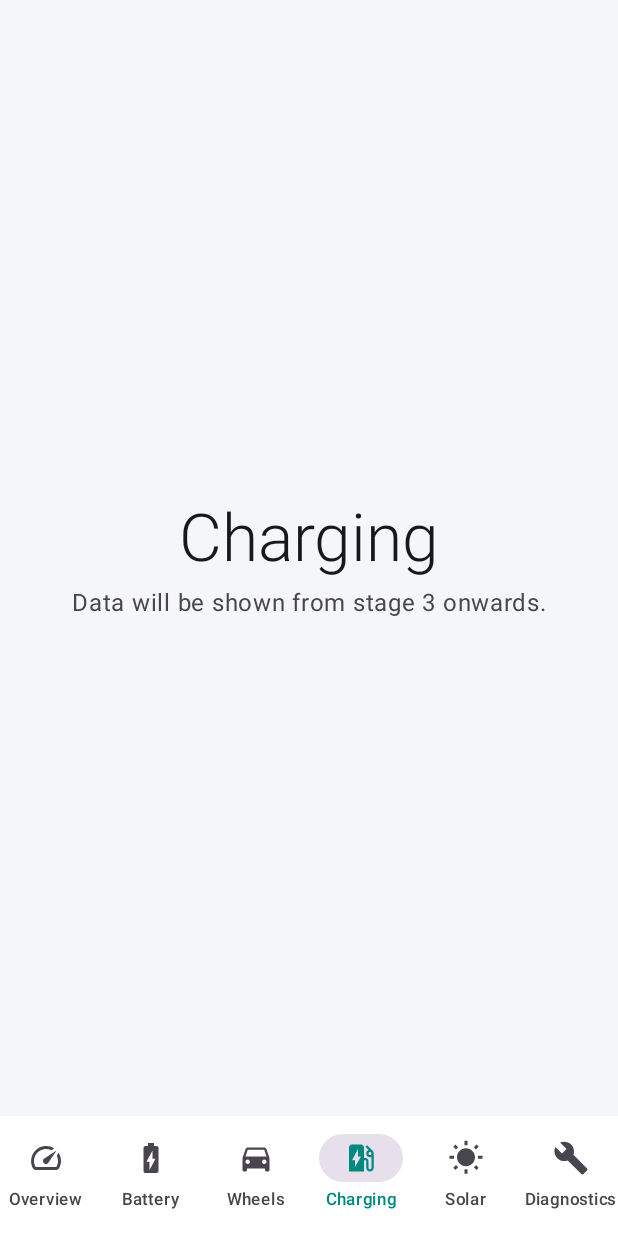
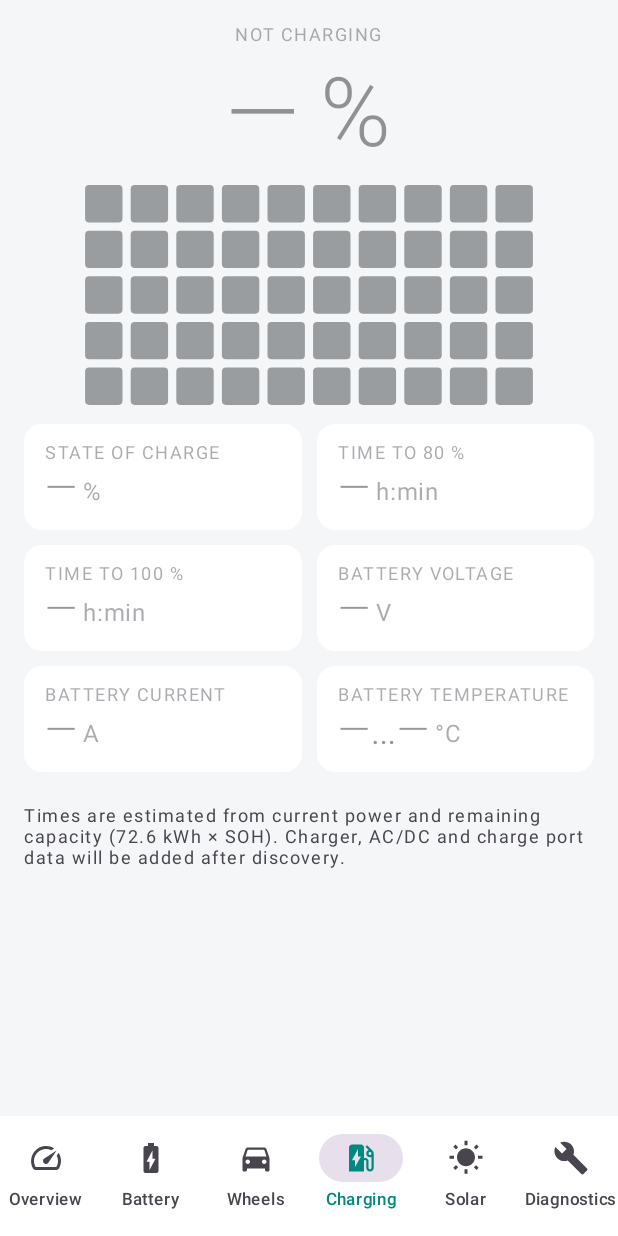
Before and after one commit to eplik82/Ioniq5_app, an Android app built with Jetpack Compose: the screen it shows after launch (MainActivity), item 4 of the bottom bar chosen, on a phone screen of 412 x 824 dp. Run offline under Robolectric (Android 15) with nearby library versions, the phone set to English and light mode, and no system bars.

Commit message:
Charging and solar screens, charge session tracking, speed from motor rpm
- Charging: power, SOC, ETA to 80/100 % from power and 72.6 kWh x SOH,
  voltage/current/temperatures, current or last session (energy from BMS
  cumulative counter, duration, SOC change)
- Solar: panel voltage (candidate), ICCU HV voltage; power and total
  energy marked as not found yet
- Speed calculated from rear motor rpm (verified 8766 rpm ~ 114 km/h)

Co-Authored-By: Claude Opus 5.5 <noreply@anthropic.com>
Claude-Session: https://claude.ai/code/session_01M9Xar97AQkJ9rGqLFBecq9

```diff
--- a/app/src/main/java/com/eplik/ioniq5/connection/ConnectionManager.kt
+++ b/app/src/main/java/com/eplik/ioniq5/connection/ConnectionManager.kt
@@ -6,6 +6,8 @@ import com.eplik.ioniq5.ble.FoundDevice
 import com.eplik.ioniq5.core.elm.Elm327
 import com.eplik.ioniq5.core.elm.TrafficEntry
 import com.eplik.ioniq5.core.pid.Ioniq5Pids
+import com.eplik.ioniq5.core.poll.ChargeSession
+import com.eplik.ioniq5.core.poll.ChargeSessionTracker
 import com.eplik.ioniq5.core.poll.Poller
 import com.eplik.ioniq5.core.poll.Readings
 import com.eplik.ioniq5.core.transport.Transport
@@ -41,6 +43,10 @@ class ConnectionManager(
     /** Viimased näidud; jäävad alles ka pärast ühenduse katkemist (UI näitab neid aegununa). */
     private val _readings = MutableStateFlow<Readings>(emptyMap())
     val readings: StateFlow<Readings> = _readings.asStateFlow()
+
+    private val chargeTracker = ChargeSessionTracker()
+    private val _chargeSession = MutableStateFlow<ChargeSession?>(null)
+    val chargeSession: StateFlow<ChargeSession?> = _chargeSession.asStateFlow()
 
     private var poller: Poller? = null
     private var pollJob: Job? = null
@@ -103,7 +109,12 @@ class ConnectionManager(
         val newPoller = Poller(driver, Ioniq5Pids.ALL)
         poller = newPoller
         pollJob = scope.launch {
-            launch { newPoller.readings.collect { latest -> _readings.update { it + latest } } }
+            launch {
+                newPoller.readings.collect { latest ->
+                    _readings.update { it + latest }
+                    _chargeSession.value = chargeTracker.update(_readings.value, System.currentTimeMillis())
+                }
+            }
             newPoller.run()
         }
     }
--- a/app/src/main/java/com/eplik/ioniq5/ui/Ioniq5App.kt
+++ b/app/src/main/java/com/eplik/ioniq5/ui/Ioniq5App.kt
@@ -29,7 +29,9 @@ import com.eplik.ioniq5.Ioniq5Application
 import com.eplik.ioniq5.ui.diagnostics.DiagnosticsScreen
 import com.eplik.ioniq5.ui.screens.AxlesScreen
 import com.eplik.ioniq5.ui.screens.BatteryScreen
+import com.eplik.ioniq5.ui.screens.ChargingScreen
 import com.eplik.ioniq5.ui.screens.ConnectionScreen
+import com.eplik.ioniq5.ui.screens.SolarScreen
 import androidx.compose.ui.res.stringResource
 import androidx.compose.ui.text.style.TextOverflow
 import com.eplik.ioniq5.R
@@ -50,6 +52,7 @@ fun Ioniq5App() {
     val connection = (LocalContext.current.applicationContext as Ioniq5Application).connection
     val status by connection.status.collectAsStateWithLifecycle()
     val readings by connection.readings.collectAsStateWithLifecycle()
+    val chargeSession by connection.chargeSession.collectAsStateWithLifecycle()
     var selected by rememberSaveable { mutableStateOf(Tab.OVERVIEW) }
     var showConnection by rememberSaveable { mutableStateOf(false) }
     Scaffold(
@@ -89,6 +92,8 @@ fun Ioniq5App() {
             selected == Tab.OVERVIEW -> OverviewScreen(status, readings, onConnectionClick = { showConnection = true }, modifier = modifier)
             selected == Tab.BATTERY -> BatteryScreen(readings, modifier)
             selected == Tab.AXLES -> AxlesScreen(readings, modifier)
+            selected == Tab.CHARGING -> ChargingScreen(readings, chargeSession, modifier)
+            selected == Tab.SOLAR -> SolarScreen(readings, modifier)
             selected == Tab.DIAGNOSTICS -> DiagnosticsScreen(onConnectionClick = { showConnection = true }, modifier = modifier)
             else -> PlaceholderScreen(stringResource(selected.label), selected.stage, modifier)
         }
--- a/app/src/main/java/com/eplik/ioniq5/ui/screens/AxlesScreen.kt
+++ b/app/src/main/java/com/eplik/ioniq5/ui/screens/AxlesScreen.kt
@@ -31,6 +31,7 @@ import androidx.compose.ui.unit.dp
 import com.eplik.ioniq5.R
 import com.eplik.ioniq5.core.pid.Ioniq5Pids as P
 import com.eplik.ioniq5.core.poll.Readings
+import com.eplik.ioniq5.core.poll.speedKmh
 import com.eplik.ioniq5.ui.components.formatValue
 import com.eplik.ioniq5.ui.components.isFresh
 import com.eplik.ioniq5.ui.components.rememberNow
@@ -97,6 +98,10 @@ fun AxlesScreen(readings: Readings, modifier: Modifier = Modifier) {
                 gLon = v(P.LONGITUDINAL_ACCEL),
             )
         }
+        Text(
+            stringResource(R.string.speed_calc) + ": " + formatValue(readings.takeIf { v(P.MOTOR_RPM) != null }?.speedKmh(), 0) + " km/h",
+            style = MaterialTheme.typography.titleMedium,
+        )
         Text(
             stringResource(R.string.steering_angle) + ": " + formatValue(steering, 1) + "°",
             style = MaterialTheme.typography.titleMedium,
--- /dev/null
+++ b/app/src/main/java/com/eplik/ioniq5/ui/screens/ChargingScreen.kt
@@ -0,0 +1,117 @@
+package com.eplik.ioniq5.ui.screens
+
+import androidx.compose.foundation.layout.Arrangement
+import androidx.compose.foundation.layout.Column
+import androidx.compose.foundation.layout.fillMaxSize
+import androidx.compose.foundation.layout.fillMaxWidth
+import androidx.compose.foundation.layout.padding
+import androidx.compose.foundation.lazy.grid.GridCells
+import androidx.compose.foundation.lazy.grid.GridItemSpan
+import androidx.compose.foundation.lazy.grid.LazyVerticalGrid
+import androidx.compose.material3.MaterialTheme
+import androidx.compose.material3.Text
+import androidx.compose.runtime.Composable
+import androidx.compose.runtime.getValue
+import androidx.compose.ui.Alignment
+import androidx.compose.ui.Modifier
+import androidx.compose.ui.draw.alpha
+import androidx.compose.ui.res.stringResource
+import androidx.compose.ui.unit.dp
+import com.eplik.ioniq5.R
+import com.eplik.ioniq5.core.pid.Ioniq5Pids as P
+import com.eplik.ioniq5.core.poll.ChargeSession
+import com.eplik.ioniq5.core.poll.Readings
+import com.eplik.ioniq5.core.poll.batteryPowerKw
+import com.eplik.ioniq5.core.poll.minutesToSoc
+import com.eplik.ioniq5.ui.components.PixelGauge
+import com.eplik.ioniq5.ui.components.ValueTile
+import com.eplik.ioniq5.ui.components.formatValue
+import com.eplik.ioniq5.ui.components.isFresh
+import com.eplik.ioniq5.ui.components.rememberNow
+import java.text.DateFormat
+import java.util.Date
+
+@Composable
+fun ChargingScreen(readings: Readings, session: ChargeSession?, modifier: Modifier = Modifier) {
+    val now by rememberNow()
+    val power = readings.batteryPowerKw()
+    val fresh = readings[P.BATTERY_CURRENT].isFresh(now)
+    val charging = fresh && power != null && power < -0.5
+    val soc = readings[P.SOC_DISPLAY]?.value ?: readings[P.SOC_BMS]?.value
+
+    fun minutes(m: Double?) = m?.let { "%d:%02d".format(it.toInt() / 60, it.toInt() % 60) } ?: "—"
+
+    LazyVerticalGrid(
+        columns = GridCells.Adaptive(minSize = 150.dp),
+        modifier = modifier.fillMaxSize().padding(horizontal = 16.dp),
+        horizontalArrangement = Arrangement.spacedBy(10.dp),
+        verticalArrangement = Arrangement.spacedBy(10.dp),
+    ) {
+        item(span = { GridItemSpan(maxLineSpan) }) {
+            Column(
+                Modifier.fillMaxWidth().padding(top = 16.dp).alpha(if (fresh) 1f else 0.45f),
+                horizontalAlignment = Alignment.CenterHorizontally,
+                verticalArrangement = Arrangement.spacedBy(8.dp),
+            ) {
+                Text(
+                    stringResource(if (charging) R.string.charging_now else R.string.not_charging).uppercase(),
+                    style = MaterialTheme.typography.labelMedium,
+                    color = if (charging) MaterialTheme.colorScheme.primary else MaterialTheme.colorScheme.onSurfaceVariant,
+                )
+                Text(
+                    if (charging) formatValue(-power!!, 1) + " kW" else formatValue(soc, 0) + " %",
+                    style = MaterialTheme.typography.displayLarge,
+                )
+                PixelGauge(fraction = soc?.div(100)?.toFloat(), modifier = Modifier.fillMaxWidth(0.8f))
+            }
+        }
+        item { ValueTile(stringResource(R.string.state_of_charge), formatValue(soc, 1), "%", fresh) }
+        item { ValueTile(stringResource(R.string.time_to_80), minutes(readings.minutesToSoc(80.0)), "h:min", charging) }
+        item { ValueTile(stringResource(R.string.time_to_100), minutes(readings.minutesToSoc(100.0)), "h:min", charging) }
+        item { ValueTile(stringResource(R.string.battery_voltage), formatValue(readings[P.BATTERY_VOLTAGE]?.value, 1), "V", fresh) }
+        item { ValueTile(stringResource(R.string.battery_current), formatValue(readings[P.BATTERY_CURRENT]?.value, 1), "A", fresh) }
+        item {
+            ValueTile(
+                stringResource(R.string.battery_temp),
+                "${formatValue(readings[P.BATTERY_TEMP_MIN]?.value, 0)}…${formatValue(readings[P.BATTERY_TEMP_MAX]?.value, 0)}",
+                "°C",
+                fresh,
+            )
+        }
+        if (session != null) {
+            item(span = { GridItemSpan(maxLineSpan) }) {
+                Text(
+                    stringResource(if (session.active) R.string.session_current else R.string.session_last),
+                    style = MaterialTheme.typography.titleMedium,
+                    modifier = Modifier.padding(top = 8.dp),
+                )
+            }
+            item { ValueTile(stringResource(R.string.session_energy), formatValue(session.chargedKwh, 1), "kWh", true) }
+            item {
+                ValueTile(
+                    stringResource(R.string.session_duration),
+                    minutes((session.lastMs - session.startMs) / 60_000.0),
+                    "h:min",
+                    true,
+                    detail = DateFormat.getTimeInstance(DateFormat.SHORT).format(Date(session.startMs)),
+                )
+            }
+            item {
+                ValueTile(
+                    stringResource(R.string.session_soc),
+                    "${formatValue(session.startSoc, 0)} → ${formatValue(soc, 0)}",
+                    "%",
+                    true,
+                )
+            }
+        }
+        item(span = { GridItemSpan(maxLineSpan) }) {
+            Text(
+                stringResource(R.string.charging_note),
+                style = MaterialTheme.typography.labelMedium,
+                color = MaterialTheme.colorScheme.onSurfaceVariant,
+                modifier = Modifier.padding(vertical = 12.dp),
+            )
+        }
+    }
+}
--- a/app/src/main/res/values/strings.xml
+++ b/app/src/main/res/values/strings.xml
@@ -66,4 +66,20 @@
     <string name="selected_cell">Cell %1$d: %2$s V (%3$s mV from average)</string>
     <string name="module_temps">Module temperatures</string>
     <string name="discover_stage3">Discover (stage 3)</string>
+    <string name="not_charging">Not charging</string>
+    <string name="time_to_80" formatted="false">Time to 80 %</string>
+    <string name="time_to_100" formatted="false">Time to 100 %</string>
+    <string name="session_current">Current charging session</string>
+    <string name="session_last">Last charging session</string>
+    <string name="session_energy">Charged</string>
+    <string name="session_duration">Duration</string>
+    <string name="session_soc">Charge level</string>
+    <string name="charging_note">Times are estimated from current power and remaining capacity (72.6 kWh × SOH). Charger, AC/DC and charge port data will be added after discovery.</string>
+    <string name="solar_title">Solar roof</string>
+    <string name="iccu_hv_voltage">High voltage (ICCU)</string>
+    <string name="solar_power">Solar power</string>
+    <string name="solar_energy_total">Total generated</string>
+    <string name="not_found_yet">not found yet</string>
+    <string name="solar_note">The solar roof data comes from the ICCU (7E5, 22E011). Panel voltage has been identified; instantaneous power and total energy need a night-time comparison measurement.</string>
+    <string name="speed_calc">Speed (from motor rpm)</string>
 </resources>
```
Also changed, not shown: app/src/main/java/com/eplik/ioniq5/ui/screens/SolarScreen.kt (added, +65 -0 lines), core/src/main/kotlin/com/eplik/ioniq5/core/poll/ChargeSession.kt (added, +56 -0 lines), core/src/main/kotlin/com/eplik/ioniq5/core/poll/Reading.kt (+24 -0 lines), 2 other files.
